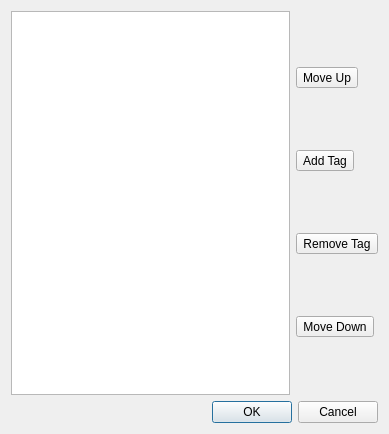
First picture: the form in music_modify/gui/ui/dialog_tag.ui, repository Kayzels/Music-Modify, before the edit.
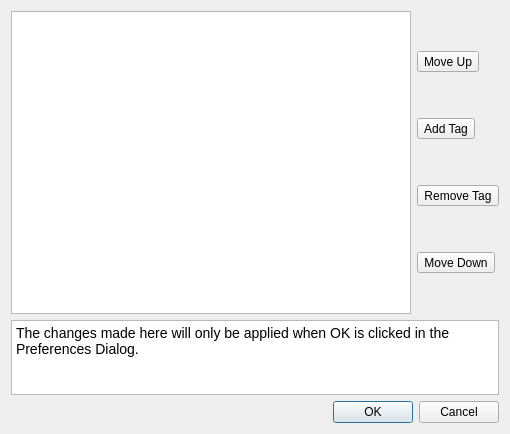
Second picture: the form after the edit. Icons and pictures are not drawn.

Commit message:
[tags] Add warning message to dialog
Let users know changes are only reflected when OK is clicked in
Preferences.

Diff of the .ui file:
```diff
--- a/music_modify/gui/ui/dialog_tag.ui
+++ b/music_modify/gui/ui/dialog_tag.ui
@@ -6,14 +6,14 @@
    <rect>
     <x>0</x>
     <y>0</y>
-    <width>389</width>
+    <width>510</width>
     <height>434</height>
    </rect>
   </property>
   <property name="windowTitle">
    <string>Dialog</string>
   </property>
-  <layout class="QVBoxLayout" name="verticalLayout_2">
+  <layout class="QVBoxLayout" name="verticalLayout_2" stretch="10,2,0">
    <item>
     <layout class="QHBoxLayout" name="horizontalLayout">
      <item>
@@ -84,6 +84,41 @@
      </item>
     </layout>
    </item>
+   <item>
+    <widget class="QTextEdit" name="save_warning_text_edit">
+     <property name="sizePolicy">
+      <sizepolicy hsizetype="MinimumExpanding" vsizetype="Minimum">
+       <horstretch>0</horstretch>
+       <verstretch>0</verstretch>
+      </sizepolicy>
+     </property>
+     <property name="maximumSize">
+      <size>
+       <width>16777215</width>
+       <height>75</height>
+      </size>
+     </property>
+     <property name="baseSize">
+      <size>
+       <width>0</width>
+       <height>20</height>
+      </size>
+     </property>
+     <property name="readOnly">
+      <bool>true</bool>
+     </property>
+     <property name="html">
+      <string>&lt;!DOCTYPE HTML PUBLIC &quot;-//W3C//DTD HTML 4.0//EN&quot; &quot;http://www.w3.org/TR/REC-html40/strict.dtd&quot;&gt;
+&lt;html&gt;&lt;head&gt;&lt;meta name=&quot;qrichtext&quot; content=&quot;1&quot; /&gt;&lt;meta charset=&quot;utf-8&quot; /&gt;&lt;style type=&quot;text/css&quot;&gt;
+p, li { white-space: pre-wrap; }
+hr { height: 1px; border-width: 0; }
+li.unchecked::marker { content: &quot;\2610&quot;; }
+li.checked::marker { content: &quot;\2612&quot;; }
+&lt;/style&gt;&lt;/head&gt;&lt;body style=&quot; font-family:'Fira Sans'; font-size:10.5pt; font-weight:316; font-style:normal;&quot;&gt;
+&lt;p style=&quot; margin-top:0px; margin-bottom:0px; margin-left:0px; margin-right:0px; -qt-block-indent:0; text-indent:0px;&quot;&gt;The changes made here will only be applied when OK is clicked in the Preferences Dialog. &lt;/p&gt;&lt;/body&gt;&lt;/html&gt;</string>
+     </property>
+    </widget>
+   </item>
    <item>
     <widget class="QDialogButtonBox" name="buttonBox">
      <property name="orientation">
```
The commit also changes 2 other files.
